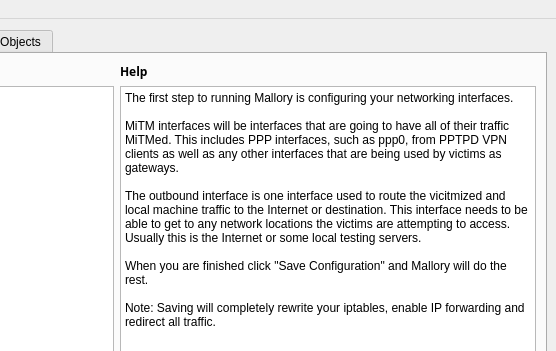
intrepidusgroup/mallory, file src/gui/TCPEdit.ui: the form before one commit; both pictures show x 323 to 879 and y 0 to 351 of the 879 by 807 pixel window.
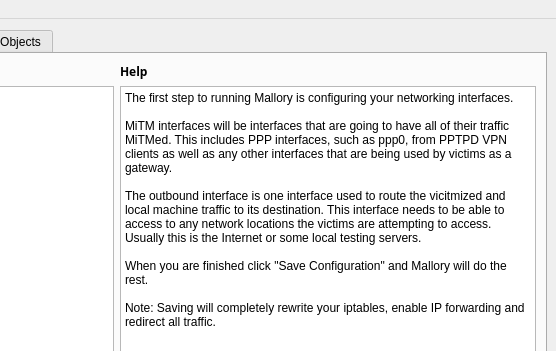
The form after the commit.

Diff of the .ui file:
```diff
--- a/src/gui/TCPEdit.ui
+++ b/src/gui/TCPEdit.ui
@@ -157,9 +157,9 @@
               <property name="plainText">
                <string>The first step to running Mallory is configuring your networking interfaces. 
 
-MiTM interfaces will be interfaces that are going to have all of their traffic MiTMed. This includes PPP interfaces, such as ppp0, from PPTPD VPN clients as well as any other interfaces that are being used by victims as gateways. 
+MiTM interfaces will be interfaces that are going to have all of their traffic MiTMed. This includes PPP interfaces, such as ppp0, from PPTPD VPN clients as well as any other interfaces that are being used by victims as a gateway. 
 
-The outbound interface is one interface used to route the vicitmized and local machine traffic to the Internet or destination. This interface needs to be able to get to any network locations the victims are attempting to access. Usually this is the Internet or some local testing servers. 
+The outbound interface is one interface used to route the vicitmized and local machine traffic to its destination. This interface needs to be able to access to any network locations the victims are attempting to access. Usually this is the Internet or some local testing servers. 
 
 When you are finished click &quot;Save Configuration&quot; and Mallory will do the rest. 
 
```
